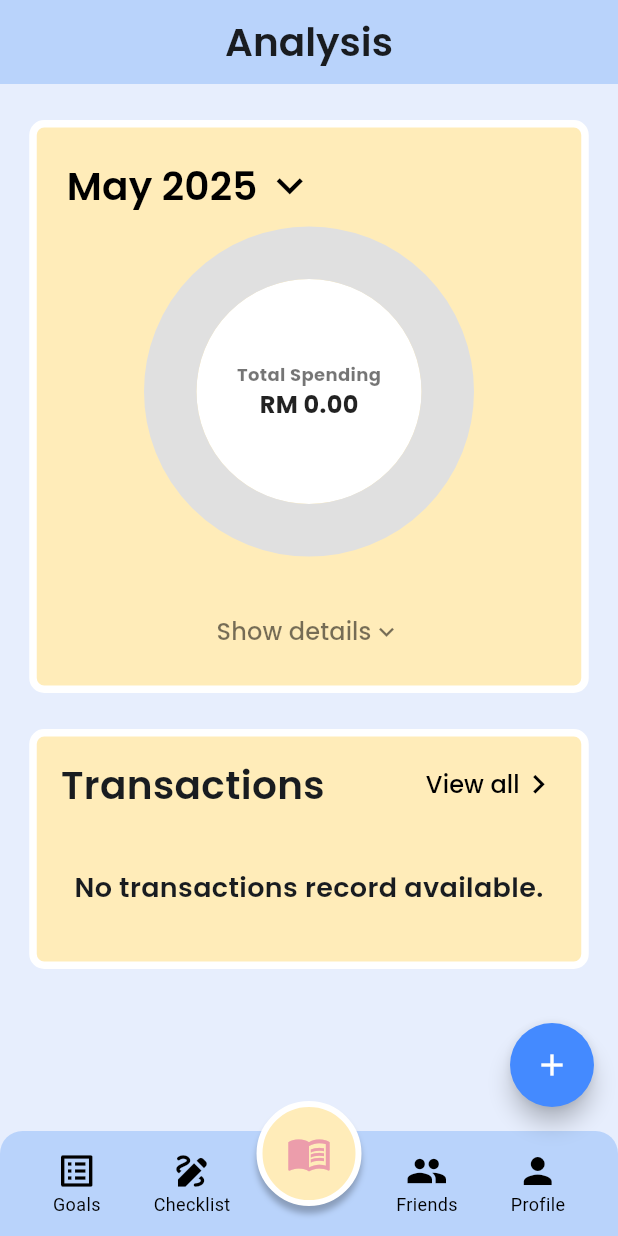
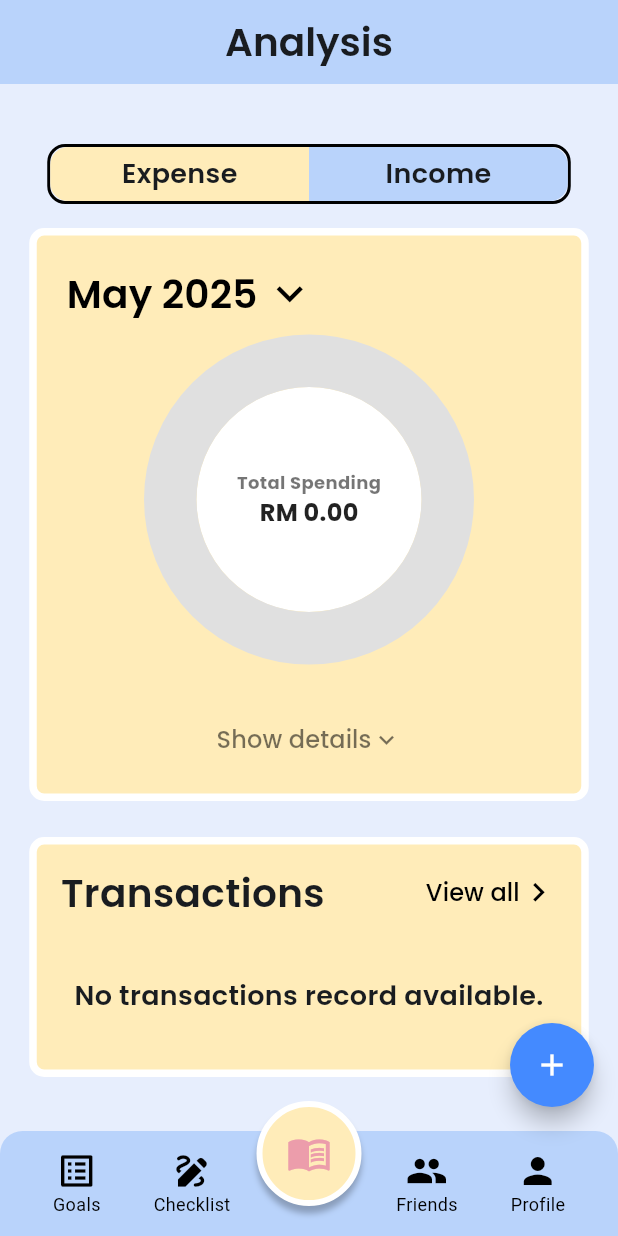
Before and after one commit to junnyi0301/caching, a Flutter app: the screen it shows once a user with an empty profile is signed in, on a phone screen of 412 x 824 dp. Run offline on Flutter 3.47's test engine with Material 3 defaults, Android fonts, the phone set to English and light mode, and no system bars; drawn by our look-alikes of fl_chart; our stand-ins replace cloud_firestore, firebase_auth, firebase_core, flutter_local_notifications, google_fonts, month_picker_dialog and 2 more; accounts and stored records are empty; network calls fail.

Commit message:
i hope it is final

```diff
--- /dev/null
+++ b/lib/cashflow/services/category.dart
@@ -0,0 +1,92 @@
+import 'package:flutter/material.dart';
+import '../../utilities/design.dart';
+
+class CategoryToggle extends StatefulWidget {
+  final bool isExpenseSelected;
+  final Function(bool) onToggle;
+
+  const CategoryToggle({Key? key, required this.isExpenseSelected, required this.onToggle,}) : super(key: key);
+
+  @override
+  _CategoryToggleState createState() => _CategoryToggleState();
+}
+
+class _CategoryToggleState extends State<CategoryToggle> {
+  late bool _isExpenseSelected;
+  final design = Design();
+
+  @override
+  void initState() {
+    super.initState();
+    _isExpenseSelected = widget.isExpenseSelected;
+  }
+
+  @override
+  Widget build(BuildContext context) {
+    return Container(
+      height: 40,
+      decoration: BoxDecoration(
+        border: Border.all(
+          color: Colors.black,
+          width: 2,
+        ),
+        borderRadius: BorderRadius.circular(12),
+      ),
+      child: Row(
+        mainAxisSize: MainAxisSize.min,
+        children: [
+          _buildToggleButton(
+            label: 'Expense',
+            isSelected: _isExpenseSelected,
+            onTap: () {
+              setState(() {
+                _isExpenseSelected = true;
+              });
+              widget.onToggle(true);
+            },
+            isLeft: true,
+          ),
+          _buildToggleButton(
+            label: 'Income',
+            isSelected: !_isExpenseSelected,
+            onTap: () {
+              setState(() {
+                _isExpenseSelected = false;
+              });
+              widget.onToggle(false);
+            },
+            isLeft: false,
+          ),
+        ],
+      ),
+    );
+  }
+
+  Widget _buildToggleButton({
+    required String label,
+    required bool isSelected,
+    required VoidCallback onTap,
+    required bool isLeft,
+  }) {
+    return Expanded(
+      child: InkWell(
+        onTap: onTap,
+        child: Container(
+          height: 40,
+          decoration: BoxDecoration(
+            color: isSelected ? design.primaryButton : design.primaryColor,
+            borderRadius: BorderRadius.horizontal(
+              left: isLeft ? const Radius.circular(12) : Radius.zero,
+              right: isLeft ? Radius.zero : const Radius.circular(12),
+            ),
+          ),
+          alignment: Alignment.center,
+          child: Text(
+            label,
+            style: design.contentText,
+          ),
+        ),
+      ),
+    );
+  }
+}
--- a/lib/cashflow/services/transaction_service.dart
+++ b/lib/cashflow/services/transaction_service.dart
@@ -42,7 +42,7 @@ class TransactionService {
       'category':   category,
       'method':     method,
       'timestamp':  timestamp,
-      'amount':    -amount,
+      'amount':    amount,
       'note': note,
       'created_at': FieldValue.serverTimestamp(),
     });
@@ -67,7 +67,7 @@ class TransactionService {
       'category':   category,
       'method':     method,
       'timestamp':  timestamp,
-      'amount':    -amount,
+      'amount':    amount,
       'note': note,
       'updated_at': FieldValue.serverTimestamp(),
     });
--- a/lib/cashflow/views/analysis.dart
+++ b/lib/cashflow/views/analysis.dart
@@ -10,6 +10,7 @@ import '../views/transactions.dart';
 import '../views/add_transaction.dart';
 import '../services/transaction_service.dart';
 import '../views/transaction_detail.dart';
+import '../services/category.dart';
 
 class AnalysisPg extends StatefulWidget {
   const AnalysisPg({Key? key}) : super(key: key);
@@ -22,6 +23,8 @@ class _AnalysisPgState extends State<AnalysisPg> {
   final svc = TransactionService();
   DateTime _selectedMonth = DateTime.now();
   bool _showDetails = false;
+  bool isExpense = true;
+  bool _isExpenseSelected = true;
 
   String get _monthLabel => DateFormat.yMMM().format(_selectedMonth);
 
@@ -88,15 +91,38 @@ class _AnalysisPgState extends State<AnalysisPg> {
 
           final txs = snapshot.data ?? [];
           final preview = txs.take(3).toList();
-          final catData = _computeCategoryData(txs);
-          final totalSpending =
-          catData.values.fold<double>(0, (t, e) => t + (e['sum'] as double));
+          final filteredTxs = txs.where((tx) =>
+          _isExpenseSelected
+            ? tx.amount < 0
+            : tx.amount > 0
+          ).toList();
+
+          final catData = _computeCategoryData(filteredTxs);
+          final total = catData.values.fold<double>(0, (t, e) => t + (e['sum'] as double));
 
           return SingleChildScrollView(
             child: Padding(
               padding: const EdgeInsets.only(top: 24),
               child: Column(
                 children: [
+                  Container(
+                    width: 373,
+                    child: Padding(
+                      padding: const EdgeInsets.symmetric(horizontal: 12, vertical: 16),
+                      child: Column(
+                        children: [
+                          CategoryToggle(
+                            isExpenseSelected: _isExpenseSelected,
+                            onToggle: (bool selected) {
+                              setState(() {
+                                _isExpenseSelected = selected;
+                              });
+                            },
+                          ),
+                        ],
+                      ),
+                    )
+                  ),
                   Row(
                     mainAxisAlignment: MainAxisAlignment.center,
                     children: [
@@ -110,8 +136,7 @@ class _AnalysisPgState extends State<AnalysisPg> {
                           ),
                         ),
                         child: Padding(
-                          padding:
-                          const EdgeInsets.symmetric(horizontal: 12, vertical: 16),
+                          padding: const EdgeInsets.symmetric(horizontal: 12, vertical: 16),
                           child: Column(
                             crossAxisAlignment: CrossAxisAlignment.start,
                             children: [
@@ -165,15 +190,18 @@ class _AnalysisPgState extends State<AnalysisPg> {
                                         mainAxisSize: MainAxisSize.min,
                                         children: [
                                           Text(
-                                            'Total Spending',
-                                            style: design.pieChartInnerTitle
+                                            _isExpenseSelected
+                                              ? 'Total Spending'
+                                              : 'Total Income',
+                                            style: design.pieChartInnerTitle,
                                           ),
                                           Text(
-                                            'RM ${totalSpending.toStringAsFixed(2)}',
-                                            style: design.pieChartInnerText
+                                            'RM ${total.toStringAsFixed(2)}',
+                                            style: design.pieChartInnerText,
                                           ),
                                         ],
                                       ),
+
                                     ],
                                   ),
                                 ),
@@ -185,9 +213,9 @@ class _AnalysisPgState extends State<AnalysisPg> {
                                     final cat = e.key;
                                     final sum = e.value['sum'] as double;
                                     final count = e.value['count'] as int;
-                                    final pct = totalSpending > 0
-                                        ? sum / totalSpending * 100
-                                        : 0;
+                                    final pct = total > 0
+                                      ? sum / total * 100
+                                      : 0;
                                     final color = design.categoryColor(cat.toLowerCase());
                                     return Column(
                                       children: [
@@ -364,7 +392,7 @@ class _AnalysisPgState extends State<AnalysisPg> {
                                               crossAxisAlignment: CrossAxisAlignment.end,
                                               children: [
                                                 Text(
-                                                  '${tx.amount < 0 ? '-' : ''}RM ${tx.amount.abs().toStringAsFixed(2)}',
+                                                  '${tx.amount < 0 ? '- ' : '+ '}RM ${tx.amount.abs().toStringAsFixed(2)}',
                                                   style: design.recordImportantText,
                                                 ),
                                                 const SizedBox(height: 4),
--- a/lib/cashflow/views/transaction_detail.dart
+++ b/lib/cashflow/views/transaction_detail.dart
@@ -28,7 +28,7 @@ class _TransactionDetailPageState extends State<TransactionDetailPage> {
     final dateStr = DateFormat('dd/MM/yyyy').format(tx.timestamp);
 
     return Scaffold(
-      backgroundColor: design.secondaryColor,
+      backgroundColor: const Color(0xFFE7EEFD),
       appBar: AppBar(
         backgroundColor: design.primaryColor,
         elevation: 0,
```
Also changed, not shown: lib/cashflow/views/add_transaction.dart (+32 -5 lines), lib/cashflow/views/transactions.dart (+11 -5 lines), lib/utilities/design.dart (+12 -3 lines).
